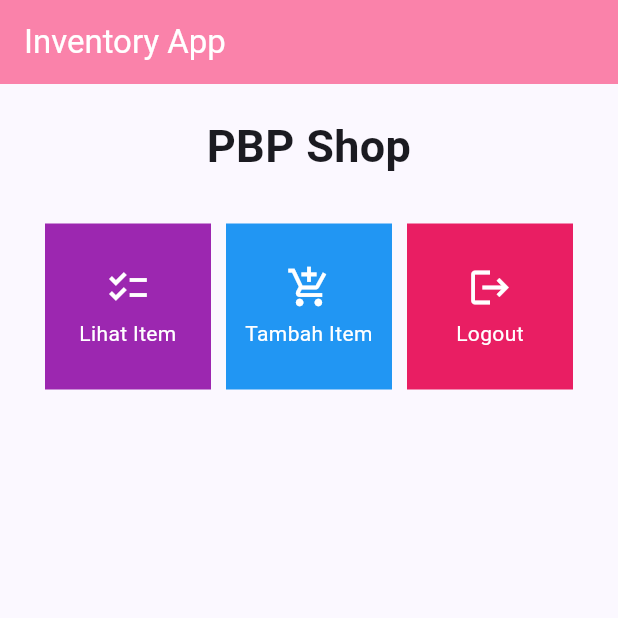
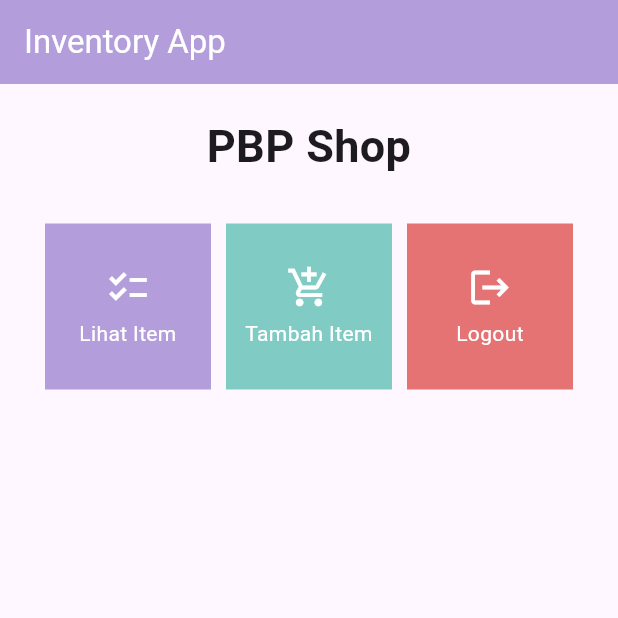
Before and after one commit to citraandh/inventory-app-mobile, a Flutter app: the screen it shows after launch, on a phone screen of 412 x 824 dp, the top half of it. Run offline on Flutter 3.47's test engine with Material 2 defaults, Android fonts, the phone set to English and light mode, and no system bars.

Commit message:
Tugas 7 finished

```diff
--- a/lib/main.dart
+++ b/lib/main.dart
@@ -28,7 +28,7 @@ class MyApp extends StatelessWidget {
         //
         // This works for code too, not just values: Most code changes can be
         // tested with just a hot reload.
-        colorScheme: ColorScheme.fromSeed(seedColor: Colors.indigo),
+        colorScheme: ColorScheme.fromSeed(seedColor: Colors.deepPurple.shade200),
         useMaterial3: true,
       ),
       home: MyHomePage()
--- a/lib/menu.dart
+++ b/lib/menu.dart
@@ -4,19 +4,10 @@ class MyHomePage extends StatelessWidget {
     MyHomePage({Key? key}) : super(key: key);
 
     final List<ShopItem> items = [
-    ShopItem("Lihat Item", Icons.checklist, Colors.purple),
-    ShopItem("Tambah Item", Icons.add_shopping_cart, Colors.blue),
-    ShopItem("Logout", Icons.logout, Colors.pink),
-];
-
-  // This widget is the home page of your application. It is stateful, meaning
-  // that it has a State object (defined below) that contains fields that affect
-  // how it looks.
-
-  // This class is the configuration for the state. It holds the values (in this
-  // case the title) provided by the parent (in this case the App widget) and
-  // used by the build method of the State. Fields in a Widget subclass are
-  // always marked "final".
+    ShopItem("Lihat Item", Icons.checklist, Colors.deepPurple.shade200),
+    ShopItem("Tambah Item", Icons.add_shopping_cart, Colors.teal.shade200),
+    ShopItem("Logout", Icons.logout, Colors.red.shade300),
+  ];
 
   @override
   Widget build(BuildContext context) {
@@ -31,8 +22,8 @@ class MyHomePage extends StatelessWidget {
         title: const Text(
           'Inventory App',
         ),
-        backgroundColor: Color.fromARGB(255, 250, 130, 170),// Indigo background color
-        foregroundColor: Colors.white,// White 'Shopping List' text
+        backgroundColor: Colors.deepPurple.shade200,// deepPurple background color
+        foregroundColor: Colors.white,// White 'Inventory App' text
       ),
       body: SingleChildScrollView(
         // Widget wrapper yang dapat discroll
```
Also changed, not shown: 1 other file.
